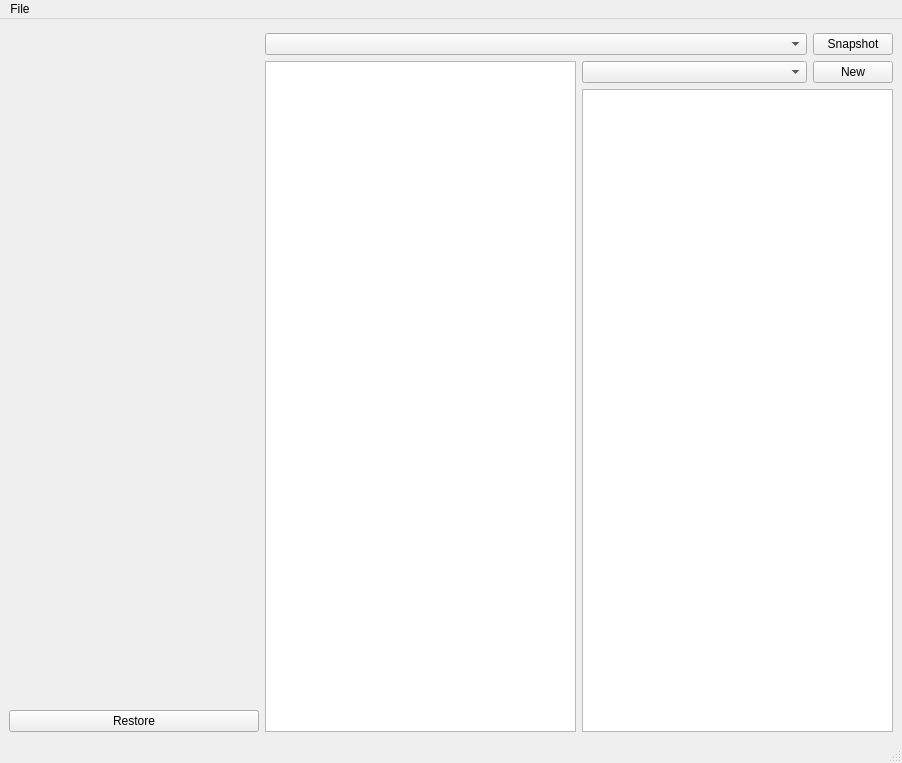
Before: the Qt Designer form res/window.ui in Jerakin/Moxsafe, drawn with Qt 5.
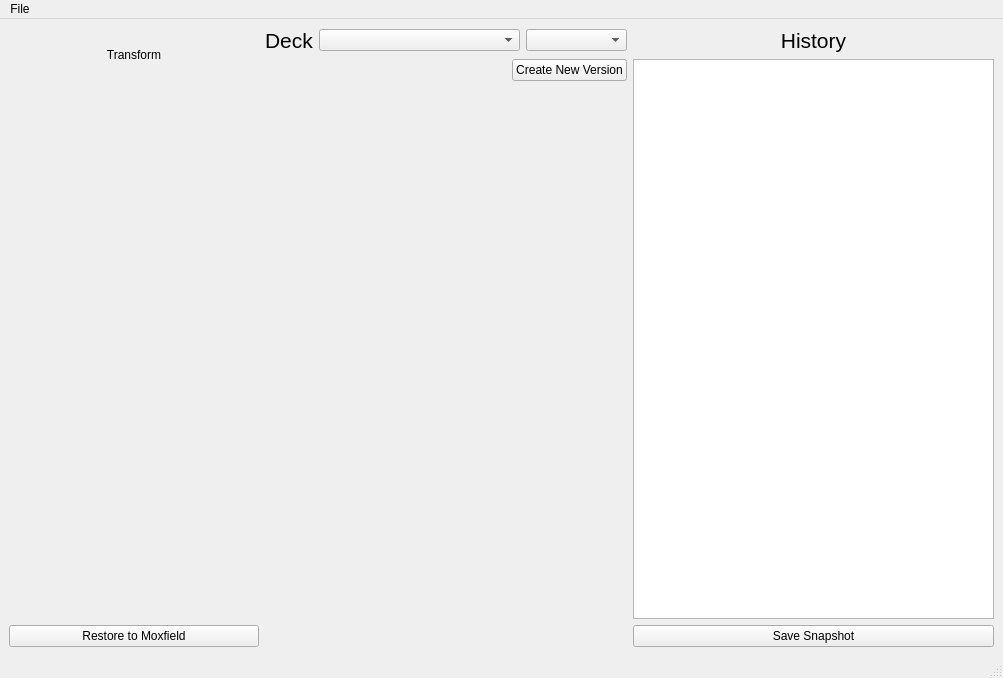
After: the same form once the commit is applied.

Commit message: better layout for deck lists

Patch:
```diff
--- a/res/window.ui
+++ b/res/window.ui
@@ -6,21 +6,18 @@
    <rect>
     <x>0</x>
     <y>0</y>
-    <width>902</width>
-    <height>763</height>
+    <width>1003</width>
+    <height>678</height>
    </rect>
   </property>
   <property name="windowTitle">
    <string>MainWindow</string>
   </property>
   <widget class="QWidget" name="centralwidget">
-   <layout class="QVBoxLayout" name="verticalLayout">
+   <layout class="QHBoxLayout" name="horizontalLayout" stretch="0,1,1">
     <item>
-     <layout class="QGridLayout" name="gridLayout">
-      <property name="topMargin">
-       <number>5</number>
-      </property>
-      <item row="0" column="0" rowspan="4">
+     <layout class="QVBoxLayout" name="verticalLayout_3">
+      <item>
        <widget class="QLabel" name="card_image">
         <property name="minimumSize">
          <size>
@@ -36,7 +33,17 @@
         </property>
        </widget>
       </item>
-      <item row="4" column="0">
+      <item>
+       <widget class="QLabel" name="label">
+        <property name="text">
+         <string>Transform</string>
+        </property>
+        <property name="alignment">
+         <set>Qt::AlignCenter</set>
+        </property>
+       </widget>
+      </item>
+      <item>
        <spacer name="verticalSpacer">
         <property name="orientation">
          <enum>Qt::Vertical</enum>
@@ -49,47 +56,154 @@
         </property>
        </spacer>
       </item>
-      <item row="0" column="1" colspan="2">
-       <layout class="QHBoxLayout" name="horizontalLayout" stretch="1,0">
+      <item>
+       <widget class="QPushButton" name="restore_btn">
+        <property name="text">
+         <string>Restore to Moxfield</string>
+        </property>
+       </widget>
+      </item>
+     </layout>
+    </item>
+    <item>
+     <layout class="QVBoxLayout" name="mid_layout">
+      <item>
+       <layout class="QHBoxLayout" name="deck_layout" stretch="0,2,1">
+        <property name="sizeConstraint">
+         <enum>QLayout::SetFixedSize</enum>
+        </property>
+        <item>
+         <widget class="QLabel" name="label_2">
+          <property name="font">
+           <font>
+            <pointsize>16</pointsize>
+           </font>
+          </property>
+          <property name="text">
+           <string>Deck</string>
+          </property>
+         </widget>
+        </item>
         <item>
          <widget class="QComboBox" name="deckSwitch"/>
         </item>
         <item>
-         <widget class="QPushButton" name="save_snapshot_btn">
-          <property name="text">
-           <string>Snapshot</string>
-          </property>
-         </widget>
-        </item>
-       </layout>
-      </item>
-      <item row="1" column="2">
-       <layout class="QHBoxLayout" name="horizontalLayout_2" stretch="1,0">
-        <item>
          <widget class="QComboBox" name="version_switch"/>
         </item>
+       </layout>
+      </item>
+      <item>
+       <layout class="QHBoxLayout" name="new_version_layout">
+        <property name="spacing">
+         <number>0</number>
+        </property>
+        <property name="sizeConstraint">
+         <enum>QLayout::SetFixedSize</enum>
+        </property>
+        <item>
+         <spacer name="horizontalSpacer">
+          <property name="orientation">
+           <enum>Qt::Horizontal</enum>
+          </property>
+          <property name="sizeHint" stdset="0">
+           <size>
+            <width>40</width>
+            <height>20</height>
+           </size>
+          </property>
+         </spacer>
+        </item>
         <item>
          <widget class="QPushButton" name="new_version_btn">
           <property name="text">
-           <string>New</string>
+           <string>Create New Version</string>
           </property>
          </widget>
         </item>
        </layout>
       </item>
-      <item row="5" column="0">
-       <widget class="QPushButton" name="restore_btn">
+      <item>
+       <layout class="QHBoxLayout" name="card_layout">
+        <property name="sizeConstraint">
+         <enum>QLayout::SetFixedSize</enum>
+        </property>
+        <item>
+         <layout class="QVBoxLayout" name="left_card_list_layout">
+          <property name="sizeConstraint">
+           <enum>QLayout::SetFixedSize</enum>
+          </property>
+          <item>
+           <spacer name="verticalSpacer_4">
+            <property name="orientation">
+             <enum>Qt::Vertical</enum>
+            </property>
+            <property name="sizeType">
+             <enum>QSizePolicy::MinimumExpanding</enum>
+            </property>
+            <property name="sizeHint" stdset="0">
+             <size>
+              <width>20</width>
+              <height>0</height>
+             </size>
+            </property>
+           </spacer>
+          </item>
+         </layout>
+        </item>
+        <item>
+         <layout class="QVBoxLayout" name="right_card_list_layout">
+          <property name="sizeConstraint">
+           <enum>QLayout::SetFixedSize</enum>
+          </property>
+          <item>
+           <spacer name="verticalSpacer_3">
+            <property name="orientation">
+             <enum>Qt::Vertical</enum>
+            </property>
+            <property name="sizeType">
+             <enum>QSizePolicy::MinimumExpanding</enum>
+            </property>
+            <property name="sizeHint" stdset="0">
+             <size>
+              <width>20</width>
+              <height>0</height>
+             </size>
+            </property>
+           </spacer>
+          </item>
+         </layout>
+        </item>
+       </layout>
+      </item>
+     </layout>
+    </item>
+    <item>
+     <layout class="QVBoxLayout" name="verticalLayout_2">
+      <item>
+       <widget class="QLabel" name="label_3">
+        <property name="font">
+         <font>
+          <pointsize>16</pointsize>
+         </font>
+        </property>
         <property name="text">
-         <string>Restore</string>
+         <string>History</string>
+        </property>
+        <property name="alignment">
+         <set>Qt::AlignHCenter|Qt::AlignTop</set>
         </property>
        </widget>
       </item>
-      <item row="1" column="1" rowspan="5">
-       <widget class="QListView" name="card_list"/>
-      </item>
-      <item row="2" column="2" rowspan="4">
+      <item>
        <widget class="QListView" name="deck_history"/>
       </item>
+      <item>
+       <widget class="QPushButton" name="save_snapshot_btn">
+        <property name="text">
+         <string>Save Snapshot</string>
+        </property>
+       </widget>
+      </item>
      </layout>
     </item>
    </layout>
@@ -99,7 +213,7 @@
     <rect>
      <x>0</x>
      <y>0</y>
-     <width>902</width>
+     <width>1003</width>
      <height>21</height>
     </rect>
    </property>
```
The commit also changes 2 other files.
